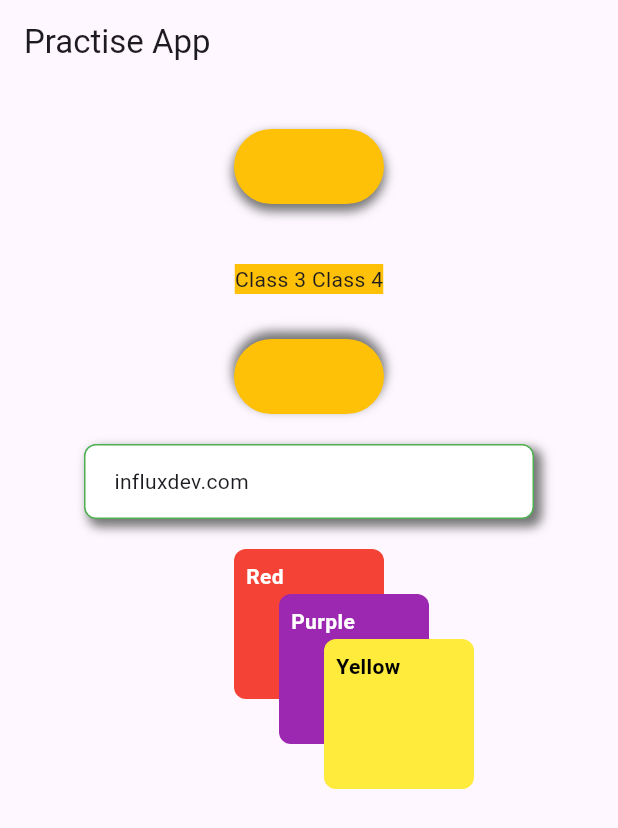
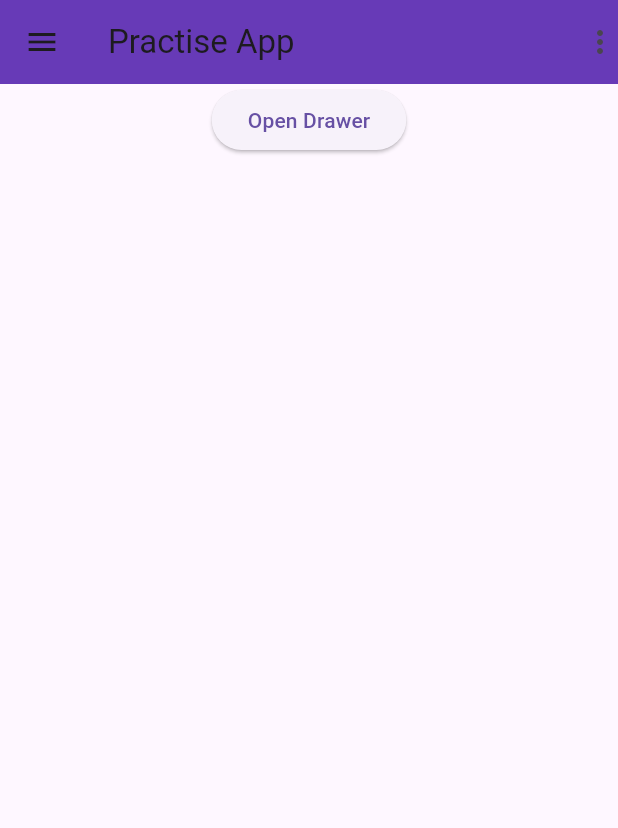
Before and after one commit to Hishamsikder/Practise_Class, a Flutter app: the screen it shows after launch, on a phone screen of 412 x 824 dp. Shown: the top 828 px of the screen. Run offline on Flutter 3.47's test engine with Material 3 defaults, Android fonts, the phone set to English and light mode, and no system bars.

Commit message:
first commit

```diff
--- a/lib/main.dart
+++ b/lib/main.dart
@@ -1,8 +1,12 @@
 import 'package:flutter/material.dart';
 
 void main() {
-  runApp(const MyApp());
+  runApp(MaterialApp(
+    debugShowCheckedModeBanner: false,
+    home: MyApp(),
+  ));
 }
+
 class MyApp extends StatefulWidget {
   const MyApp({super.key});
 
@@ -11,148 +15,256 @@ class MyApp extends StatefulWidget {
 }
 
 class _MyAppState extends State<MyApp> {
+  bool isSelected = false;
+  int? selectIndex;
+  @override
+  void initState() {
+    selectIndex = 0;
+    // TODO: implement initState
+    super.initState();
+  }
+  GlobalKey<ScaffoldState> _scaffoldKey = GlobalKey();
+
   @override
   Widget build(BuildContext context) {
     return MaterialApp(
-      home: Scaffold(
+      debugShowCheckedModeBanner: false,
+      home: SafeArea(
+        child: Scaffold(
+          key: _scaffoldKey,
           appBar: AppBar(
+            actions: [
+              Icon(Icons.more_vert),
+            ],
+            backgroundColor: Colors.deepPurple,
             title: const Text("Practise App"),
+          ),
+          drawer: Drawer(elevation: 10,
+            shadowColor: Colors.deepPurple,
+            child: Padding(
+              padding: const EdgeInsets.all(8.0),
+              child: ListView(
+                children: [
+                  Column(
+                    children: [
+                      navDrawer(),
+                    ],
+                  )
+                ],
+              ),
+            ),
           ),
           body: SingleChildScrollView(
             child: Column(
               mainAxisAlignment: MainAxisAlignment.center,
               crossAxisAlignment: CrossAxisAlignment.center,
               children: [
-              const SizedBox(
-                height: 30,
-              ),
                 Center(
-                child: Container(
-                  height: 50,
-                  width: 100,
-                  decoration: BoxDecoration(
-                    borderRadius: BorderRadius.circular(30),
-                    color: Colors.amber,
-                    boxShadow: [
-                      BoxShadow(
-                        color: Colors.grey.shade600,
-                        offset: const Offset(0, 4),
-                        blurRadius: 5,
-                        spreadRadius: 1
-                      )
-                    ]
-                  ),
-                ),
-              ),
-              const SizedBox(
-                height: 40,
-              ),
-              Container(
-                color: Colors.amber,
-                child: const Text("Class 3 Class 4"),
-              ),
-              const SizedBox(height: 30,),
-              Container(
-                height: 50,
-                width: 100,
-                decoration: BoxDecoration(
-                    borderRadius: BorderRadius.circular(30),
-                    color: Colors.amber,
-                    boxShadow: [
-                      BoxShadow(
-                          color: Colors.grey.shade600,
-                          offset: const Offset(0, -4),
-                          blurRadius: 5,
-                          spreadRadius: 1
-                      )
-                    ]
-                ),
-              ),
-              const SizedBox(
-                height: 20,
-              ),
-              Container(
-                height: 50,
-                width: 300,
-                decoration: BoxDecoration(
-                  border: Border.all(color: Colors.green),
-                    borderRadius: BorderRadius.circular(8),
-                    color: Colors.white,
-                    boxShadow: [
-                      BoxShadow(
-                        offset: const Offset(4, 4),
-                          color: Colors.grey.shade600,
-                          blurRadius: 5,
-                          spreadRadius: 1
-                      ),
-
-                    ]
-                ),
-                child: const Center(child: Padding(
-                  padding: EdgeInsets.only(right: 170.0),
-                  child: Text("influxdev.com"),
-                )),
-              ),
-              const SizedBox(height: 20,),
-              Stack(
-                clipBehavior: Clip.none,
-                children: [
-                  Container(
-                    height: 100,
-                    width: 100,
-                    decoration: BoxDecoration(
-                      borderRadius: BorderRadius.circular(8),
-                      color: Colors.red,
-                    ),
-                    child: const Padding(
-                      padding: EdgeInsets.all(8.0),
-                      child: Text("Red",style: TextStyle(
-                        fontWeight: FontWeight.bold,color: Colors.white
-                      ),),
-                    ),
-                  ),
-                  Positioned(
-                      top: 30,
-                      left: 30,
-                      child: Container(
-                        height: 100,
-                        width: 100,
-                        decoration: BoxDecoration(
-                          borderRadius: BorderRadius.circular(8),
-                          color: Colors.purple,
-                        ),
-                        child: const Padding(
-                          padding: EdgeInsets.all(8.0),
-                          child: Text("Purple",style: TextStyle(
-                            fontWeight: FontWeight.bold,color: Colors.white
-                          ),),
-                        ),
-                      )),
-                  Positioned(
-                      top: 60,
-                      left: 60,
-                      child: Container(
-                        height: 100,
-                        width: 100,
-                        decoration: BoxDecoration(
-                          borderRadius: BorderRadius.circular(8.0),
-                          color: Colors.yellow,
-                        ),
-                        child: const Padding(
-                          padding: EdgeInsets.all(8.0),
-                          child: Text("Yellow",style: TextStyle(
-                            fontWeight: FontWeight.bold,
-                            //vai White color dakha jai na daika black color dilam
-                            color: Colors.black
-                          ),),
-                        ),
-                      )),
-                ],
+                  child: ElevatedButton(onPressed: (){
+                    _scaffoldKey.currentState!.openDrawer();
+                  }, child: Text("Open Drawer")),
                 )
               ],
             ),
           ),
         ),
+      ),
+    );
+  }
+
+  Widget navDrawer() {
+    return Material(
+      child: Column(
+        children: [
+          ListTile(
+            title: Text("Title"),
+            subtitle: Text("Subtext"),
+            focusColor: Colors.blue.shade200,
+            onFocusChange: (value) {},
+          ),
+          ListTile(
+            shape: RoundedRectangleBorder(
+              borderRadius: BorderRadius.circular(10),
+            ),
+            onTap: () {
+              setState(() {
+                selectIndex = 0;
+              });
+            },
+            iconColor: selectIndex == 0 ? Color(0xff7760eb) : null,
+            tileColor: selectIndex == 0 ? Color(0xffcbc2f8) : null,
+            title: Text("Inbox",style: TextStyle(
+              color: selectIndex == 0 ? Color(0xffb67aef) : null,
+            ),),
+            leading: Icon(Icons.mail),
+          ),
+          ListTile(
+            shape: RoundedRectangleBorder(
+              borderRadius: BorderRadius.circular(10),
+            ),
+            onTap: () {
+              setState(() {
+                selectIndex = 1;
+              });
+            },
+            iconColor: selectIndex == 1 ? Color(0xff7760eb) : null,
+            tileColor: selectIndex == 1 ? Color(0xffcbc2f8) : null,
+            title: Text("Outbox",style: TextStyle(
+              fontWeight: FontWeight.bold,
+              color: selectIndex == 1 ? Color(0xffb67aef) : null,
+            ),),
+            leading: Icon(Icons.send),
+          ), ListTile(
+            shape: RoundedRectangleBorder(
+              borderRadius: BorderRadius.circular(10),
+            ),
+            onTap: () {
+              setState(() {
+                selectIndex = 2;
+              });
+            },
+            iconColor: selectIndex == 2 ? Color(0xff7760eb) : null,
+            tileColor: selectIndex == 2 ? Color(0xffcbc2f8) : null,
+            title: Text("Favourite",style: TextStyle(
+              color: selectIndex == 2 ? Color(0xffb67aef) : null,
+            ),),
+            leading: Icon(Icons.favorite_outlined),
+          ), ListTile(
+            shape: RoundedRectangleBorder(
+              borderRadius: BorderRadius.circular(10),
+            ),
+            onTap: () {
+              setState(() {
+                selectIndex = 3;
+              });
+            },
+            iconColor: selectIndex == 3 ? Color(0xff7760eb) : null,
+            tileColor: selectIndex == 3 ? Color(0xffcbc2f8) : null,
+            title: Text("Archive",style: TextStyle(
+              color: selectIndex == 3 ? Color(0xffb67aef) : null,
+            ),),
+            leading: Icon(Icons.archive),
+          ), ListTile(
+            shape: RoundedRectangleBorder(
+              borderRadius: BorderRadius.circular(10),
+            ),
+            onTap: () {
+              setState(() {
+                selectIndex = 4;
+              });
+            },
+            iconColor: selectIndex == 4 ? Color(0xff7760eb) : null,
+            tileColor: selectIndex == 4 ? Color(0xffcbc2f8) : null,
+            title: Text("Trash",style: TextStyle(
+              color: selectIndex == 4 ? Color(0xffb67aef) : null,
+            ),),
+            leading: Icon(Icons.delete),
+          ), ListTile(
+            shape: RoundedRectangleBorder(
+              borderRadius: BorderRadius.circular(10),
+            ),
+            onTap: () {
+              setState(() {
+                selectIndex = 5;
+              });
+            },
+            iconColor: selectIndex == 5 ? Color(0xff7760eb) : null,
+            tileColor: selectIndex == 5 ? Color(0xffcbc2f8) : null,
+            title: Text("Spam",style: TextStyle(
+              color: selectIndex == 5 ? Color(0xffb67aef) : null,
+            ),),
+            leading: Icon(Icons.info),
+          ),
+          Divider(
+            color: Colors.black,
+          ),
+          ListTile(
+            leading: Text("Lebels"),
+          ),
+          ListTile(
+            shape: RoundedRectangleBorder(
+              borderRadius: BorderRadius.circular(10),
+            ),
+            onTap: () {
+              setState(() {
+                selectIndex = 6;
+              });
+            },
+            iconColor: selectIndex == 6 ? Color(0xff7760eb) : null,
+            tileColor: selectIndex == 6 ? Color(0xffcbc2f8) : null,
+            title: Text("Family",style: TextStyle(
+              color: selectIndex == 6 ? Color(0xffb67aef) : null,
+            ),),
+            leading: Icon(Icons.library_add_check_rounded),
+          ),
+          ListTile(
+            shape: RoundedRectangleBorder(
+              borderRadius: BorderRadius.circular(10),
+            ),
+            onTap: () {
+              setState(() {
+                selectIndex = 7;
+              });
+            },
+            iconColor: selectIndex == 7? Color(0xff7760eb) : null,
+            tileColor: selectIndex == 7 ? Color(0xffcbc2f8) : null,
+            title: Text("Friend",style: TextStyle(
+              color: selectIndex == 7? Color(0xffb67aef) : null,
+            ),),
+            leading: Icon(Icons.mobile_friendly),
+          ),
+          ListTile(
+            shape: RoundedRectangleBorder(
+              borderRadius: BorderRadius.circular(10),
+            ),
+            onTap: () {
+              setState(() {
+                selectIndex = 8;
+              });
+            },
+            iconColor: selectIndex == 8? Color(0xff7760eb) : null,
+            tileColor: selectIndex == 8 ? Color(0xffcbc2f8) : null,
+            title: Text("Work",style: TextStyle(
+              color: selectIndex == 8 ? Color(0xffb67aef) : null,
+            ),),
+            leading: Icon(Icons.work),
+          ), ListTile(
+            shape: RoundedRectangleBorder(
+              borderRadius: BorderRadius.circular(10),
+            ),
+            onTap: () {
+              setState(() {
+                selectIndex = 9;
+              });
+            },
+            iconColor: selectIndex == 9? Color(0xff7760eb) : null,
+            tileColor: selectIndex == 9 ? Color(0xffcbc2f8) : null,
+            title: Text("Setting & account",style: TextStyle(
+              color: selectIndex == 9 ? Color(0xffb67aef) : null,
+            ),),
+            leading: Icon(Icons.settings),
+          ),
+
+          ListTile(
+            shape: RoundedRectangleBorder(
+              borderRadius: BorderRadius.circular(10),
+            ),
+            onTap: () {
+              _scaffoldKey.currentState!.openEndDrawer();
+              setState(() {
+                selectIndex = 10;
+              });
+            },
+            iconColor: selectIndex == 10? Color(0xff7760eb) : null,
+            tileColor: selectIndex == 10 ? Color(0xffcbc2f8) : null,
+            title: Text("Close Drawer",style: TextStyle(
+              color: selectIndex == 10? Color(0xffb67aef) : null,
+            ),),
+            leading: Icon(Icons.close),
+          ),
+
+        ],
+      ),
     );
   }
 }
```
Lines whose indentation alone changed are shown as unchanged.
